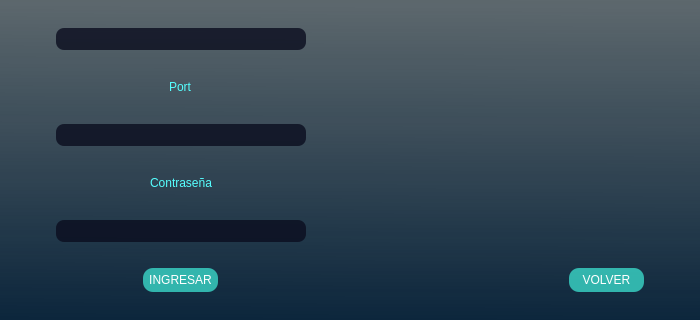
DevHarsue/FRIKIZONE, file ui/config_BD.ui: the form before one commit; both pictures show x 0 to 700 and y 240 to 560 of the 700 by 560 pixel window.
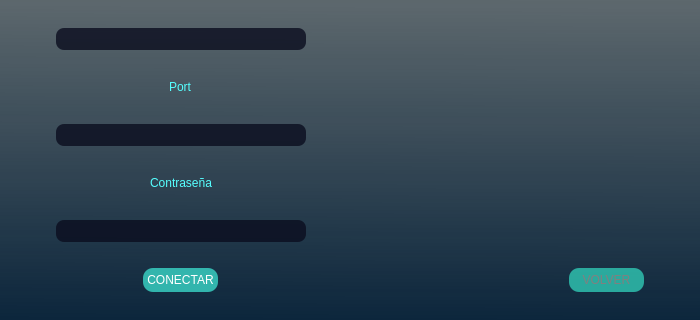
The form after the commit. Icons and pictures are not drawn.

Patch:
```diff
--- a/ui/config_BD.ui
+++ b/ui/config_BD.ui
@@ -83,6 +83,19 @@
       <layout class="QVBoxLayout" name="verticalLayout_3">
        <item alignment="Qt::AlignmentFlag::AlignHCenter">
         <widget class="QWidget" name="widget" native="true">
+         <property name="styleSheet">
+          <string notr="true">QLineEdit{
+	color:rgb(85, 255, 255);
+	background:rgba(10,12,30,0.8);
+	border-style:none;
+	border-radius:8px
+}
+
+QLineEdit:disabled{
+	background:rgba(10,12,20,0.8);
+	color: gray;
+}</string>
+         </property>
          <layout class="QGridLayout" name="gridLayout">
           <item row="1" column="0">
            <layout class="QVBoxLayout" name="verticalLayout">
@@ -388,7 +401,10 @@
            </widget>
           </item>
           <item row="2" column="3" alignment="Qt::AlignmentFlag::AlignRight">
-           <widget class="QPushButton" name="pushButton_2">
+           <widget class="QPushButton" name="boton_volver">
+            <property name="enabled">
+             <bool>false</bool>
+            </property>
             <property name="minimumSize">
              <size>
               <width>75</width>
@@ -418,6 +434,10 @@
 QPushButton:pressed{
 	background-color: rgba(57, 210, 168,0.8);
 }
+QPushButton:disabled{
+	background-color: rgba(47, 200, 180,0.8);
+	color: gray;
+}
 </string>
             </property>
             <property name="text">
@@ -443,7 +463,8 @@
              <cursorShape>PointingHandCursor</cursorShape>
             </property>
             <property name="styleSheet">
-             <string notr="true">QPushButton{
+             <string notr="true">
+QPushButton{
 	border-radius:10px;
 	color: white;
 	background-color: rgba(57, 215, 200,0.8);
@@ -456,10 +477,15 @@
 QPushButton:pressed{
 	background-color: rgba(57, 210, 168,0.8);
 }
+
+QPushButton:disabled{
+	background-color: rgba(47, 200, 180,0.8);
+	color: gray;
+}
 </string>
             </property>
             <property name="text">
-             <string>INGRESAR</string>
+             <string>CONECTAR</string>
             </property>
            </widget>
           </item>
```
Left out of the diff: 67 changed lines with no effect on the pictures.
